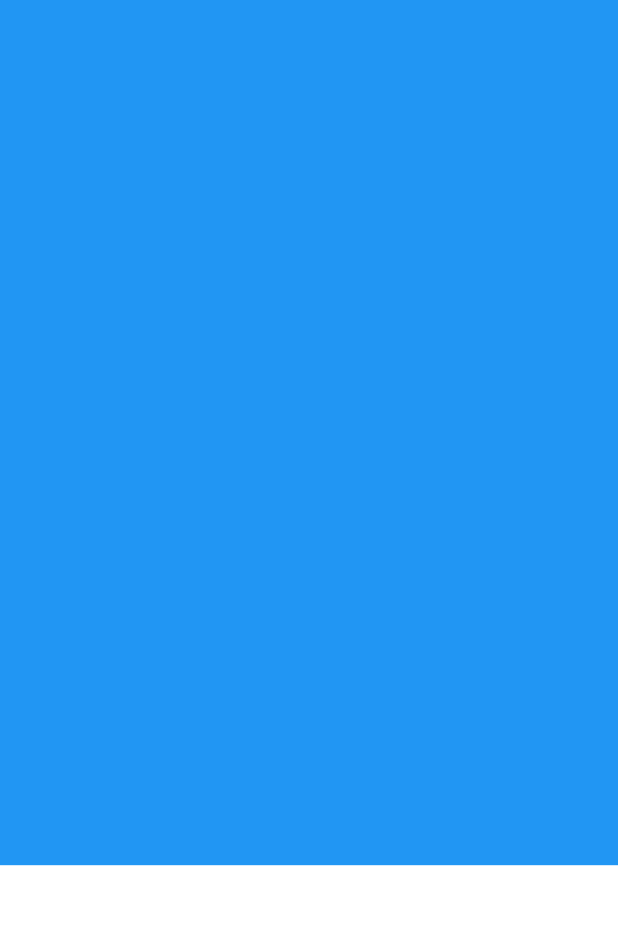
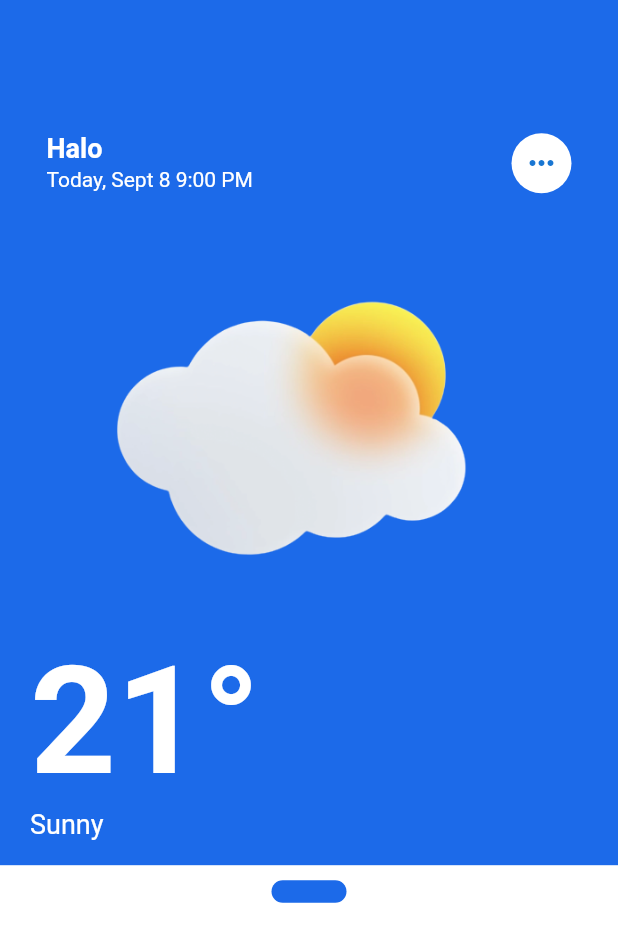
Before and after one commit to Codesait/wi_weather, a Flutter app: the screen it shows after launch, on a phone screen of 412 x 824 dp. Shown: the top 942 px of the screen. Run offline on Flutter 3.47's test engine with Material 2 defaults, Android fonts, the phone set to English and light mode, and no system bars; our stand-ins replace logger.

Commit message:
modified the custom draggable modal

```diff
--- a/lib/components/custom/custom_modal/custom_modal.dart
+++ b/lib/components/custom/custom_modal/custom_modal.dart
@@ -1,5 +1,6 @@
 import 'package:flutter/material.dart';
 import 'package:wi_weather_app/components/custom/custom_modal/modal_controller.dart';
+import 'package:wi_weather_app/res/constants/app_colors.dart';
 
 class CustomModal extends StatefulWidget {
   const CustomModal({super.key});
@@ -42,10 +43,25 @@ class _CustomModalState extends State<CustomModal>
             onVerticalDragEnd: modalControler.handleDragEnd,
             child: Container(
               color: Colors.white,
+              padding: const EdgeInsets.symmetric(vertical: 10, horizontal: 10),
+              child: Column(
+                children: [
+                  modalPicker,
+                ],
+              ),
             ),
           ),
         );
       },
     );
   }
+
+  Container modalPicker = Container(
+    height: 15,
+    width: 50,
+    decoration: BoxDecoration(
+      color: AppColors.primary,
+      borderRadius: BorderRadius.circular(10),
+    ),
+  );
 }
--- a/lib/components/custom/wi_header/header_widget.dart
+++ b/lib/components/custom/wi_header/header_widget.dart
@@ -1,5 +1,7 @@
 import 'package:flutter/material.dart';
 import 'package:wi_weather_app/components/custom/wi_header/header_controller.dart';
+import 'package:wi_weather_app/res/constants/app_colors.dart';
+import 'package:wi_weather_app/utils/extension.dart';
 
 class WiHeader extends StatefulWidget {
   const WiHeader({super.key});
@@ -14,8 +16,105 @@ class _WiHeaderState extends State<WiHeader> {
   @override
   Widget build(BuildContext context) {
     return Container(
-      color: Colors.blue,
+      color: AppColors.primary,
       height: headerController.headerHeight,
+      child: Column(
+        children: <Widget>[
+          HeaderTitle(controller: headerController),
+          const Expanded(
+            flex: 4,
+            child: WeatherVector(),
+          ),
+          const Expanded(
+            flex: 4,
+            child: WeatherReading(),
+          )
+        ],
+      ),
     );
   }
 }
+
+class HeaderTitle extends StatelessWidget {
+  const HeaderTitle({super.key, required this.controller});
+  final HeaderController controller;
+
+  @override
+  Widget build(BuildContext context) {
+    return Container(
+      padding: const EdgeInsets.symmetric(vertical: 20, horizontal: 15),
+      height: controller.minHeaderHeight,
+      width: fullWidth,
+      alignment: Alignment.bottomCenter,
+      child: ListTile(
+        title: const Text(
+          'Halo',
+          style: TextStyle(
+            fontWeight: FontWeight.bold,
+            color: AppColors.white,
+            fontSize: 18,
+          ),
+        ),
+        subtitle: const Text(
+          'Today, Sept 8 9:00 PM',
+          style: TextStyle(
+            fontWeight: FontWeight.normal,
+            color: AppColors.white,
+          ),
+        ),
+        trailing: CircleAvatar(
+          backgroundColor: AppColors.white,
+          radius: 20,
+          child: IconButton(
+            onPressed: () {},
+            icon: const Icon(Icons.more_horiz),
+          ),
+        ),
+      ),
+    );
+  }
+}
+
+class WeatherVector extends StatelessWidget {
+  const WeatherVector({super.key});
+
+  @override
+  Widget build(BuildContext context) {
+    return Image.asset('assets/images/sunny.png');
+  }
+}
+
+class WeatherReading extends StatelessWidget {
+  const WeatherReading({super.key});
+
+  @override
+  Widget build(BuildContext context) {
+    return Container(
+      padding: const EdgeInsets.symmetric(vertical: 10, horizontal: 20),
+      child: Column(
+        mainAxisAlignment: MainAxisAlignment.start,
+        crossAxisAlignment: CrossAxisAlignment.start,
+        children: [
+          Text(
+            '21'.indegree,
+            style: const TextStyle(
+                fontSize: 100,
+                fontWeight: FontWeight.bold,
+                color: AppColors.white),
+          ),
+          Row(
+            children: const [
+              Text(
+                'Sunny',
+                style: TextStyle(
+                    fontSize: 18,
+                    fontWeight: FontWeight.normal,
+                    color: AppColors.white),
+              ),
+            ],
+          ),
+        ],
+      ),
+    );
+  }
+}
--- a/lib/model/base_model.dart
+++ b/lib/model/base_model.dart
@@ -12,5 +12,5 @@ class BaseModel extends ChangeNotifier {
         min,
         max,
         animationController.value,
-  );
+      );
 }
--- /dev/null
+++ b/lib/res/constants/app_colors.dart
@@ -0,0 +1,9 @@
+import 'package:flutter/material.dart';
+
+class AppColors {
+  static const primary = Color.fromARGB(255, 28, 106, 233);
+  static const scaffoldColor = Color(0xff4222A5);
+  static const white = Color(0xffffffff);
+  static const black = Color(0xff000000);
+  static const grey = Color(0xff9BA1AB);
+}
--- a/lib/utils/extension.dart
+++ b/lib/utils/extension.dart
@@ -6,3 +6,7 @@ double get fullHeight =>
 
 double get fullWidth =>
     MediaQuery.of(navigatorKey.currentState!.context).size.width;
+
+extension StringSymbol on String {
+  String get indegree => '$this\u00B0';
+}
--- a/pubspec.yaml
+++ b/pubspec.yaml
@@ -61,9 +61,8 @@ flutter:
   uses-material-design: true
 
   # To add assets to your application, add an assets section, like this:
-  # assets:
-  #   - images/a_dot_burr.jpeg
-  #   - images/a_dot_ham.jpeg
+  assets:
+    - assets/images/
 
   # An image asset can refer to one or more resolution-specific "variants", see
   # https://flutter.dev/assets-and-images/#resolution-aware
```
Also changed, not shown: assets/images/rainy.png (added), assets/images/sunny.png (added), assets/images/thunder_storm.png (added), assets/images/winter.png (added).
